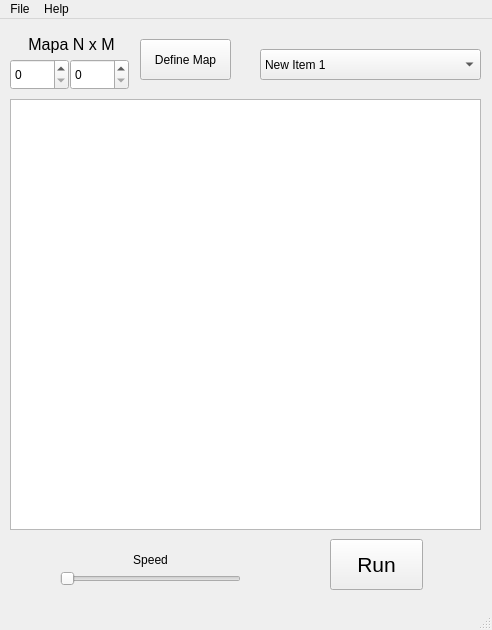
The window that ventana.ui (vialrogo/agentes-ia) describes before a commit, drawn with Qt 5.
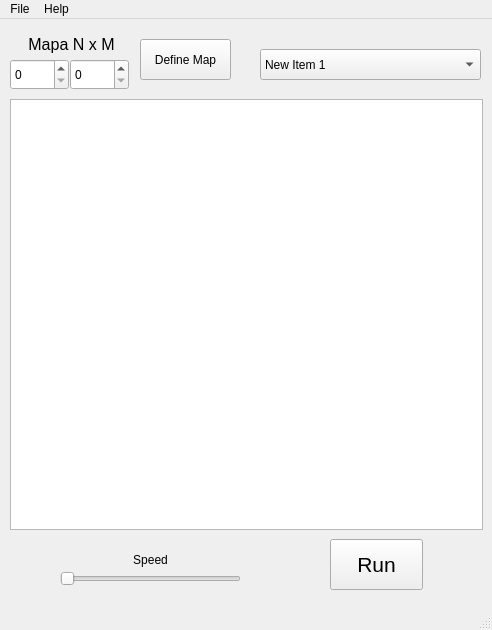
The same window after the commit.

Commit message: Ajustado para mapas 7x7

The edit to the form file:
```diff
--- a/ventana.ui
+++ b/ventana.ui
@@ -114,7 +114,7 @@
      <rect>
       <x>10</x>
       <y>80</y>
-      <width>471</width>
+      <width>473</width>
       <height>431</height>
      </rect>
     </property>
```
The commit also changes 1 other file.
